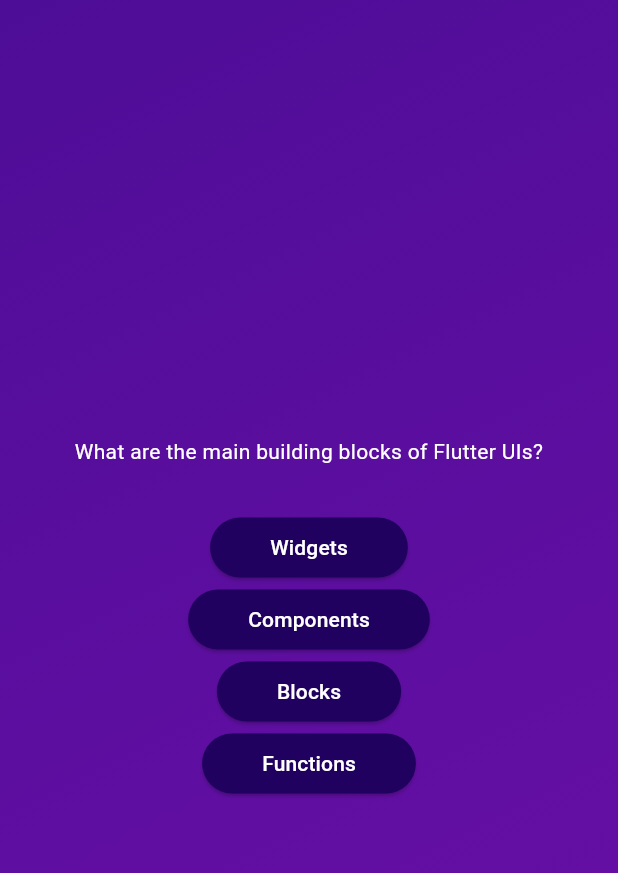
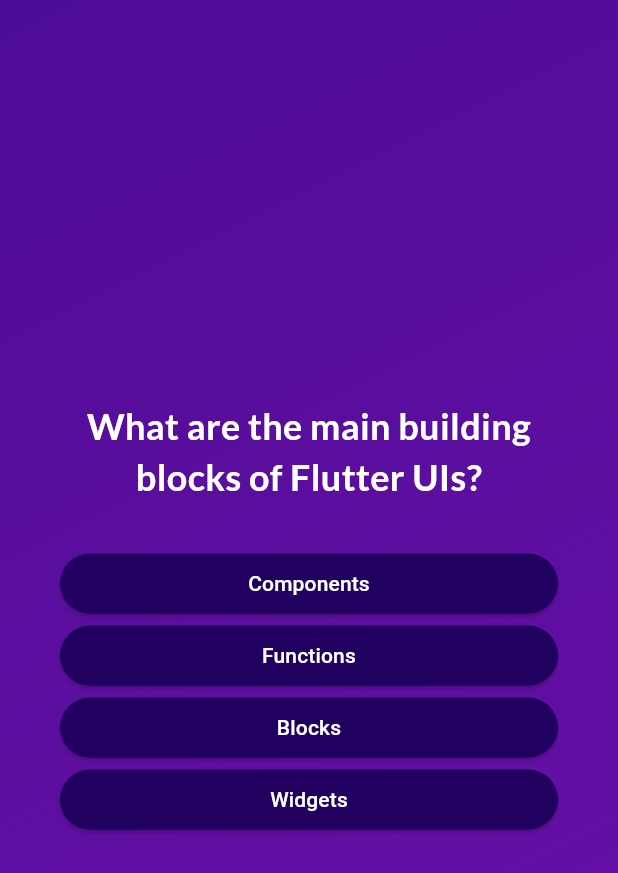
Before and after one commit to surazz999/quiz_app1, a Flutter app: the screen it shows after launch, after a tap on "Start Quiz", on a phone screen of 412 x 824 dp. Shown: the top 873 px of the screen. Run offline on Flutter 3.47's test engine with Material 3 defaults, Android fonts, the phone set to English and light mode, and no system bars; our stand-ins replace google_fonts.

Commit message:
googlefonts

```diff
--- a/lib/answer_button.dart
+++ b/lib/answer_button.dart
@@ -10,7 +10,7 @@ class AnswerButton extends StatelessWidget {
   Widget build(BuildContext context) {
     return ElevatedButton(
       style: ElevatedButton.styleFrom(
-        padding: const EdgeInsets.symmetric(vertical: 10, horizontal: 40),
+        padding: const EdgeInsets.symmetric(vertical: 5, horizontal: 40),
         backgroundColor: const Color.fromARGB(255, 33, 1, 95),
         foregroundColor: Colors.white,
         shape: RoundedRectangleBorder(
@@ -18,7 +18,10 @@ class AnswerButton extends StatelessWidget {
         ),
       ),
       onPressed: ontap,
-      child: Text(answerText),
+      child: Text(
+        answerText,
+        textAlign: TextAlign.center,
+      ),
     );
   }
 }
--- a/lib/models/quiz_questions.dart
+++ b/lib/models/quiz_questions.dart
@@ -2,4 +2,10 @@ class QuizQuestion {
   const QuizQuestion(this.text, this.answers);
   final String text;
   final List<String> answers;
+
+  List<String> getShuffledAnswers() {
+    final shuffledList = List.of(answers);
+    shuffledList.shuffle();
+    return shuffledList;
+  }
 }
--- a/lib/question_screen.dart
+++ b/lib/question_screen.dart
@@ -1,6 +1,7 @@
 import 'package:flutter/material.dart';
 import 'package:quiz_app/answer_button.dart';
 import 'package:quiz_app/data/questions.dart';
+import 'package:google_fonts/google_fonts.dart';
 
 class QuestionScreen extends StatefulWidget {
   const QuestionScreen({super.key});
@@ -10,29 +11,45 @@ class QuestionScreen extends StatefulWidget {
 }
 
 class _QuestionScreenState extends State<QuestionScreen> {
+  var currentQuestionIndex = 0;
+  void answerQuestion() {
+    setState(() {
+      currentQuestionIndex++;
+    });
+  }
+
   @override
   Widget build(BuildContext context) {
-    final currentQuestion = questions[0];
+    final currentQuestion = questions[currentQuestionIndex];
     return SizedBox(
       width: double.infinity,
+      child: Container(
+        margin: const EdgeInsets.all(40),
         child: Column(
           mainAxisAlignment: MainAxisAlignment.center,
+          crossAxisAlignment: CrossAxisAlignment.stretch,
           children: [
             Text(
               currentQuestion.text,
-            style: const TextStyle(color: Colors.white),
+              style: GoogleFonts.lato(
+                color: Colors.white,
+                fontSize: 24,
+                fontWeight: FontWeight.bold,
+
+              ),
               textAlign: TextAlign.center,
             ),
             const SizedBox(
               height: 30,
             ),
-          ...currentQuestion.answers.map(
+            ...currentQuestion.getShuffledAnswers().map(
               (answer) {
-              return AnswerButton(answerText: answer, ontap: () {});
+                return AnswerButton(answerText: answer, ontap: answerQuestion);
               },
             ),
           ],
         ),
+      ),
     );
   }
 }
--- a/lib/quiz.dart
+++ b/lib/quiz.dart
@@ -14,7 +14,7 @@ class Quiz extends StatefulWidget {
 class _QuizState extends State<Quiz> {
   var activeScreen = 'start-screen';
 
-  void SwitchScreen() {
+  void switchScreen() {
     setState(() {
       activeScreen = 'question-screen';
     });
@@ -22,7 +22,7 @@ class _QuizState extends State<Quiz> {
 
   @override
   Widget build(context) {
-    Widget ScreenWidget = StartScreen(SwitchScreen);
+    Widget ScreenWidget = StartScreen(switchScreen);
 
     if (activeScreen == 'question-screen') {
       ScreenWidget = QuestionScreen();
--- a/lib/start_screen.dart
+++ b/lib/start_screen.dart
@@ -1,4 +1,5 @@
 import 'package:flutter/material.dart';
+import 'package:google_fonts/google_fonts.dart';
 
 class StartScreen extends StatelessWidget {
   const StartScreen(this.startQuiz, {super.key});
@@ -18,9 +19,9 @@ class StartScreen extends StatelessWidget {
           const SizedBox(
             height: 80,
           ),
-          const Text(
+           Text(
             'Learn flutter fun way ',
-            style: TextStyle(color: Colors.white, fontSize: 28),
+            style: GoogleFonts.lato(color: Colors.white, fontSize: 24),
           ),
           const SizedBox(
             height: 30,
--- a/pubspec.yaml
+++ b/pubspec.yaml
@@ -35,6 +35,7 @@ dependencies:
   # The following adds the Cupertino Icons font to your application.
   # Use with the CupertinoIcons class for iOS style icons.
   cupertino_icons: ^1.0.6
+  google_fonts: ^6.2.1
 
 dev_dependencies:
   flutter_test:
```
Also changed, not shown: pubspec.lock, 1 other file. Lines whose indentation alone changed are shown as unchanged.
